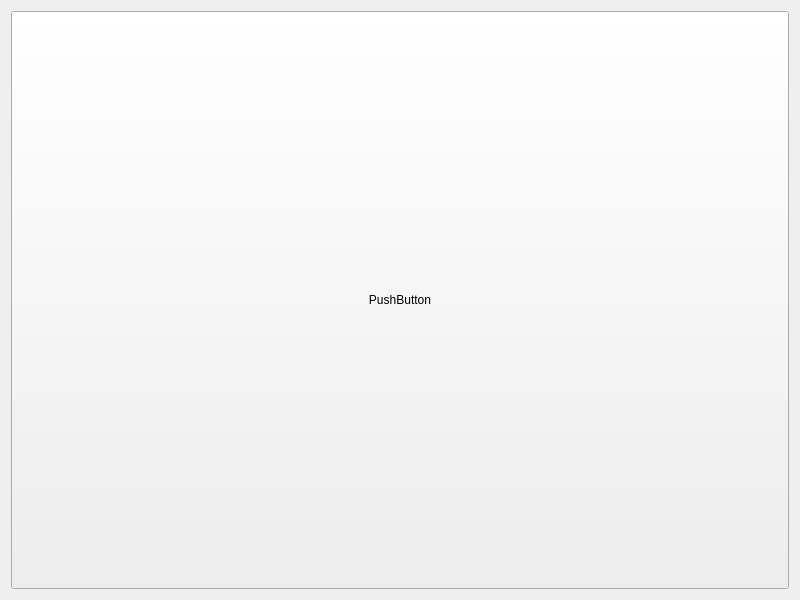
The window that widgetui.ui (Sgr-H/gzj5th) describes before a commit, drawn with Qt 5.
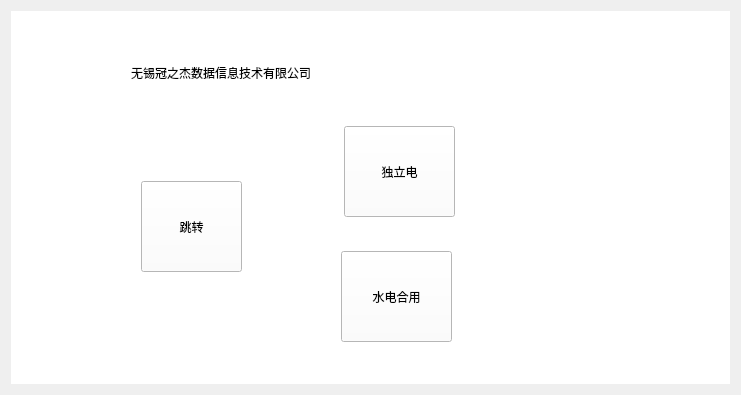
The same window after the commit.

Commit message: 水电界面切换任务完成

```diff
--- a/widgetui.ui
+++ b/widgetui.ui
@@ -6,25 +6,89 @@
    <rect>
     <x>0</x>
     <y>0</y>
-    <width>800</width>
-    <height>600</height>
+    <width>741</width>
+    <height>395</height>
    </rect>
   </property>
   <property name="windowTitle">
    <string>Widgetui</string>
   </property>
+  <property name="styleSheet">
+   <string notr="true"/>
+  </property>
   <layout class="QGridLayout" name="gridLayout">
    <item row="0" column="0">
-    <widget class="QPushButton" name="pushButton">
-     <property name="sizePolicy">
-      <sizepolicy hsizetype="Minimum" vsizetype="Minimum">
-       <horstretch>0</horstretch>
-       <verstretch>0</verstretch>
-      </sizepolicy>
+    <widget class="QWidget" name="widget" native="true">
+     <property name="styleSheet">
+      <string notr="true">background-color: rgb(255, 255, 255);</string>
      </property>
-     <property name="text">
-      <string>PushButton</string>
-     </property>
+     <widget class="QPushButton" name="pushButton">
+      <property name="geometry">
+       <rect>
+        <x>130</x>
+        <y>170</y>
+        <width>101</width>
+        <height>91</height>
+       </rect>
+      </property>
+      <property name="sizePolicy">
+       <sizepolicy hsizetype="Minimum" vsizetype="Minimum">
+        <horstretch>0</horstretch>
+        <verstretch>0</verstretch>
+       </sizepolicy>
+      </property>
+      <property name="styleSheet">
+       <string notr="true"/>
+      </property>
+      <property name="text">
+       <string>跳转</string>
+      </property>
+     </widget>
+     <widget class="QPushButton" name="pushButton_2">
+      <property name="geometry">
+       <rect>
+        <x>333</x>
+        <y>115</y>
+        <width>111</width>
+        <height>91</height>
+       </rect>
+      </property>
+      <property name="sizePolicy">
+       <sizepolicy hsizetype="Minimum" vsizetype="Minimum">
+        <horstretch>0</horstretch>
+        <verstretch>0</verstretch>
+       </sizepolicy>
+      </property>
+      <property name="text">
+       <string>独立电</string>
+      </property>
+     </widget>
+     <widget class="QPushButton" name="pushButton_3">
+      <property name="geometry">
+       <rect>
+        <x>330</x>
+        <y>240</y>
+        <width>111</width>
+        <height>91</height>
+       </rect>
+      </property>
+      <property name="text">
+       <string>水电合用</string>
+      </property>
+     </widget>
+     <widget class="QLabel" name="label">
+      <property name="geometry">
+       <rect>
+        <x>120</x>
+        <y>50</y>
+        <width>331</width>
+        <height>23</height>
+       </rect>
+      </property>
+      <property name="text">
+       <string>无锡冠之杰数据信息技术有限公司</string>
+      </property>
+     </widget>
     </widget>
    </item>
   </layout>
```
The commit also changes 38 other files.
